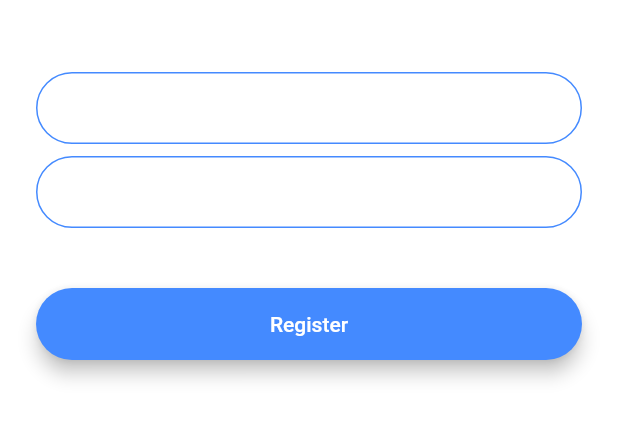
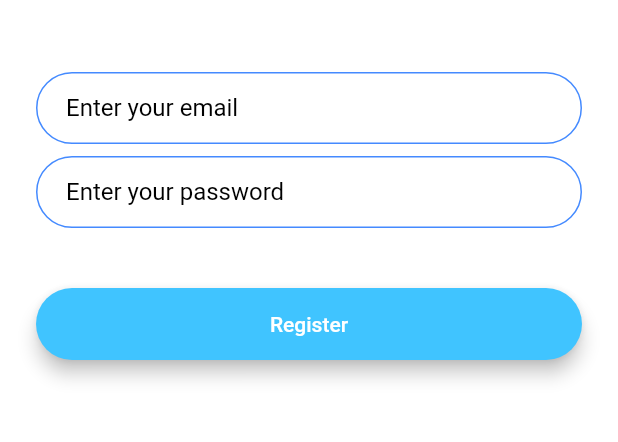
Before and after one commit to qddan/Flutter-Development-Bootcamp, a Flutter app: the screen it shows after launch, after a tap on "Register", on a phone screen of 412 x 824 dp, the part 576-1018 px from its top. Run offline on Flutter 3.47's test engine with Material 2 defaults, Android fonts, the phone set to English and light mode, and no system bars; our stand-ins replace animated_text_kit.

Commit message:
code refactoring

```diff
--- /dev/null
+++ b/flash_chat/lib/components/rounded_button.dart
@@ -0,0 +1,30 @@
+import 'package:flutter/material.dart';
+
+class RoundedButton extends StatelessWidget {
+  RoundedButton({this.title, this.colour, @required this.onPressed});
+
+  final Color colour;
+  final String title;
+  final Function onPressed;
+
+  @override
+  Widget build(BuildContext context) {
+    return Padding(
+      padding: EdgeInsets.symmetric(vertical: 16.0),
+      child: Material(
+        elevation: 5.0,
+        color: colour,
+        borderRadius: BorderRadius.circular(30.0),
+        child: MaterialButton(
+          onPressed: onPressed,
+          minWidth: 200.0,
+          height: 42.0,
+          child: Text(
+            title,
+            style: TextStyle(color: Colors.white),
+          ),
+        ),
+      ),
+    );
+  }
+}
--- a/flash_chat/lib/constants.dart
+++ b/flash_chat/lib/constants.dart
@@ -17,3 +17,20 @@ const kMessageContainerDecoration = BoxDecoration(
     top: BorderSide(color: Colors.lightBlueAccent, width: 2.0),
   ),
 );
+
+const kTextFieldDecoration = InputDecoration(
+  hintText: 'Enter a text',
+  hintStyle: TextStyle(color: Colors.black),
+  contentPadding: EdgeInsets.symmetric(vertical: 10.0, horizontal: 20.0),
+  border: OutlineInputBorder(
+    borderRadius: BorderRadius.all(Radius.circular(32.0)),
+  ),
+  enabledBorder: OutlineInputBorder(
+    borderSide: BorderSide(color: Colors.blueAccent, width: 1.0),
+    borderRadius: BorderRadius.all(Radius.circular(32.0)),
+  ),
+  focusedBorder: OutlineInputBorder(
+    borderSide: BorderSide(color: Colors.blueAccent, width: 2.0),
+    borderRadius: BorderRadius.all(Radius.circular(32.0)),
+  ),
+);
--- a/flash_chat/lib/main.dart
+++ b/flash_chat/lib/main.dart
@@ -11,11 +11,6 @@ class FlashChat extends StatelessWidget {
   Widget build(BuildContext context) {
     return MaterialApp(
       debugShowCheckedModeBanner: false,
-      theme: ThemeData.dark().copyWith(
-        textTheme: TextTheme(
-          body1: TextStyle(color: Colors.black54),
-        ),
-      ),
       home: WelcomeScreen(),
       initialRoute: WelcomeScreen.id,
       routes: {
--- a/flash_chat/lib/screens/login_screen.dart
+++ b/flash_chat/lib/screens/login_screen.dart
@@ -1,3 +1,5 @@
+import 'package:flash_chat/components/rounded_button.dart';
+import 'package:flash_chat/constants.dart';
 import 'package:flutter/material.dart';
 
 class LoginScreen extends StatefulWidget {
@@ -32,24 +34,8 @@ class _LoginScreenState extends State<LoginScreen> {
               onChanged: (value) {
                 //Do something with the user input.
               },
-              decoration: InputDecoration(
-                hintText: 'Enter your email',
-                contentPadding:
-                    EdgeInsets.symmetric(vertical: 10.0, horizontal: 20.0),
-                border: OutlineInputBorder(
-                  borderRadius: BorderRadius.all(Radius.circular(32.0)),
-                ),
-                enabledBorder: OutlineInputBorder(
-                  borderSide:
-                      BorderSide(color: Colors.lightBlueAccent, width: 1.0),
-                  borderRadius: BorderRadius.all(Radius.circular(32.0)),
-                ),
-                focusedBorder: OutlineInputBorder(
-                  borderSide:
-                      BorderSide(color: Colors.lightBlueAccent, width: 2.0),
-                  borderRadius: BorderRadius.all(Radius.circular(32.0)),
-                ),
-              ),
+              decoration:
+                  kTextFieldDecoration.copyWith(hintText: 'Enter your email'),
             ),
             SizedBox(
               height: 8.0,
@@ -58,45 +44,18 @@ class _LoginScreenState extends State<LoginScreen> {
               onChanged: (value) {
                 //Do something with the user input.
               },
-              decoration: InputDecoration(
-                hintText: 'Enter your password.',
-                contentPadding:
-                    EdgeInsets.symmetric(vertical: 10.0, horizontal: 20.0),
-                border: OutlineInputBorder(
-                  borderRadius: BorderRadius.all(Radius.circular(32.0)),
-                ),
-                enabledBorder: OutlineInputBorder(
-                  borderSide:
-                      BorderSide(color: Colors.lightBlueAccent, width: 1.0),
-                  borderRadius: BorderRadius.all(Radius.circular(32.0)),
-                ),
-                focusedBorder: OutlineInputBorder(
-                  borderSide:
-                      BorderSide(color: Colors.lightBlueAccent, width: 2.0),
-                  borderRadius: BorderRadius.all(Radius.circular(32.0)),
-                ),
-              ),
+              decoration: kTextFieldDecoration.copyWith(
+                  hintText: 'Enter your password'),
             ),
             SizedBox(
               height: 24.0,
             ),
-            Padding(
-              padding: EdgeInsets.symmetric(vertical: 16.0),
-              child: Material(
-                color: Colors.lightBlueAccent,
-                borderRadius: BorderRadius.all(Radius.circular(30.0)),
-                elevation: 5.0,
-                child: MaterialButton(
-                  onPressed: () {
-                    //Implement login functionality.
-                  },
-                  minWidth: 200.0,
-                  height: 42.0,
-                  child: Text(
-                    'Log In',
-                  ),
-                ),
-              ),
+            RoundedButton(
+              title: 'Log In',
+              colour: Colors.blueAccent,
+              onPressed: () {
+                Navigator.pushNamed(context, LoginScreen.id);
+              },
             ),
           ],
         ),
--- a/flash_chat/lib/screens/registration_screen.dart
+++ b/flash_chat/lib/screens/registration_screen.dart
@@ -1,3 +1,5 @@
+import 'package:flash_chat/components/rounded_button.dart';
+import 'package:flash_chat/constants.dart';
 import 'package:flutter/material.dart';
 
 class RegistrationScreen extends StatefulWidget {
@@ -32,22 +34,8 @@ class _RegistrationScreenState extends State<RegistrationScreen> {
               onChanged: (value) {
                 //Do something with the user input.
               },
-              decoration: InputDecoration(
-                hintText: 'Enter your email',
-                contentPadding:
-                    EdgeInsets.symmetric(vertical: 10.0, horizontal: 20.0),
-                border: OutlineInputBorder(
-                  borderRadius: BorderRadius.all(Radius.circular(32.0)),
-                ),
-                enabledBorder: OutlineInputBorder(
-                  borderSide: BorderSide(color: Colors.blueAccent, width: 1.0),
-                  borderRadius: BorderRadius.all(Radius.circular(32.0)),
-                ),
-                focusedBorder: OutlineInputBorder(
-                  borderSide: BorderSide(color: Colors.blueAccent, width: 2.0),
-                  borderRadius: BorderRadius.all(Radius.circular(32.0)),
-                ),
-              ),
+              decoration:
+                  kTextFieldDecoration.copyWith(hintText: 'Enter your email'),
             ),
             SizedBox(
               height: 8.0,
@@ -56,44 +44,18 @@ class _RegistrationScreenState extends State<RegistrationScreen> {
               onChanged: (value) {
                 //Do something with the user input.
               },
-              decoration: InputDecoration(
-                hintText: 'Enter your password',
-                contentPadding:
-                    EdgeInsets.symmetric(vertical: 10.0, horizontal: 20.0),
-                border: OutlineInputBorder(
-                  borderRadius: BorderRadius.all(Radius.circular(32.0)),
-                ),
-                enabledBorder: OutlineInputBorder(
-                  borderSide: BorderSide(color: Colors.blueAccent, width: 1.0),
-                  borderRadius: BorderRadius.all(Radius.circular(32.0)),
-                ),
-                focusedBorder: OutlineInputBorder(
-                  borderSide: BorderSide(color: Colors.blueAccent, width: 2.0),
-                  borderRadius: BorderRadius.all(Radius.circular(32.0)),
-                ),
-              ),
+              decoration: kTextFieldDecoration.copyWith(
+                  hintText: 'Enter your password'),
             ),
             SizedBox(
               height: 24.0,
             ),
-            Padding(
-              padding: EdgeInsets.symmetric(vertical: 16.0),
-              child: Material(
-                color: Colors.blueAccent,
-                borderRadius: BorderRadius.all(Radius.circular(30.0)),
-                elevation: 5.0,
-                child: MaterialButton(
-                  onPressed: () {
-                    //Implement registration functionality.
-                  },
-                  minWidth: 200.0,
-                  height: 42.0,
-                  child: Text(
-                    'Register',
-                    style: TextStyle(color: Colors.white),
-                  ),
-                ),
-              ),
+            RoundedButton(
+              title: 'Register',
+              colour: Colors.lightBlueAccent,
+              onPressed: () {
+                Navigator.pushNamed(context, RegistrationScreen.id);
+              },
             ),
           ],
         ),
--- a/flash_chat/lib/screens/welcome_screen.dart
+++ b/flash_chat/lib/screens/welcome_screen.dart
@@ -1,3 +1,5 @@
+import 'package:animated_text_kit/animated_text_kit.dart';
+import 'package:flash_chat/components/rounded_button.dart';
 import 'package:flash_chat/screens/login_screen.dart';
 import 'package:flash_chat/screens/registration_screen.dart';
 import 'package:flutter/material.dart';
@@ -21,8 +23,8 @@ class _WelcomeScreenState extends State<WelcomeScreen>
         AnimationController(duration: Duration(seconds: 1), vsync: this);
 
 //    animation = CurvedAnimation(parent: controller, curve: Curves.easeIn);
-    animation =
-        ColorTween(begin: Colors.red, end: Colors.blue).animate(controller);
+//    animation =
+//        ColorTween(begin: Colors.red, end: Colors.blue).animate(controller);
 
     controller.forward();
 //    animation.addStatusListener((status) {
@@ -33,10 +35,10 @@ class _WelcomeScreenState extends State<WelcomeScreen>
 //      }
 //    });
 
-    controller.addListener(() {
-      setState(() {});
-      print(animation.value);
-    });
+//    controller.addListener(() {
+//      setState(() {});
+//      print(animation.value);
+//    });
   }
 
   @override
@@ -48,7 +50,7 @@ class _WelcomeScreenState extends State<WelcomeScreen>
   @override
   Widget build(BuildContext context) {
     return Scaffold(
-      backgroundColor: animation.value,
+      backgroundColor: Colors.white,
       body: Padding(
         padding: EdgeInsets.symmetric(horizontal: 24.0),
         child: Column(
@@ -64,9 +66,11 @@ class _WelcomeScreenState extends State<WelcomeScreen>
                     height: 60.0,
                   ),
                 ),
-                Text(
-                  'Flash Chat',
-                  style: TextStyle(
+                TypewriterAnimatedTextKit(
+                  speed: Duration(milliseconds: 300),
+                  text: ['Flash Chat'],
+                  textStyle: TextStyle(
+                    color: Colors.black,
                     fontSize: 45.0,
                     fontWeight: FontWeight.w900,
                   ),
@@ -76,43 +80,19 @@ class _WelcomeScreenState extends State<WelcomeScreen>
             SizedBox(
               height: 48.0,
             ),
-            Padding(
-              padding: EdgeInsets.symmetric(vertical: 16.0),
-              child: Material(
-                elevation: 5.0,
-                color: Colors.lightBlueAccent,
-                borderRadius: BorderRadius.circular(30.0),
-                child: MaterialButton(
+            RoundedButton(
+              title: 'Log In',
+              colour: Colors.blueAccent,
               onPressed: () {
-                    //Go to login screen.
                 Navigator.pushNamed(context, LoginScreen.id);
               },
-                  minWidth: 200.0,
-                  height: 42.0,
-                  child: Text(
-                    'Log In',
             ),
-                ),
-              ),
-            ),
-            Padding(
-              padding: EdgeInsets.symmetric(vertical: 16.0),
-              child: Material(
-                color: Colors.blueAccent,
-                borderRadius: BorderRadius.circular(30.0),
-                elevation: 5.0,
-                child: MaterialButton(
+            RoundedButton(
+              title: 'Register',
+              colour: Colors.lightBlueAccent,
               onPressed: () {
-                    //Go to registration screen.
                 Navigator.pushNamed(context, RegistrationScreen.id);
               },
-                  minWidth: 200.0,
-                  height: 42.0,
-                  child: Text(
-                    'Register',
-                  ),
-                ),
-              ),
             ),
           ],
         ),
--- a/flash_chat/pubspec.yaml
+++ b/flash_chat/pubspec.yaml
@@ -11,6 +11,7 @@ dependencies:
     sdk: flutter
 
   cupertino_icons: ^0.1.2
+  animated_text_kit: ^2.2.0
 
 dev_dependencies:
   flutter_test:
```
Also changed, not shown: flash_chat/pubspec.lock. Lines whose indentation alone changed are shown as unchanged.
